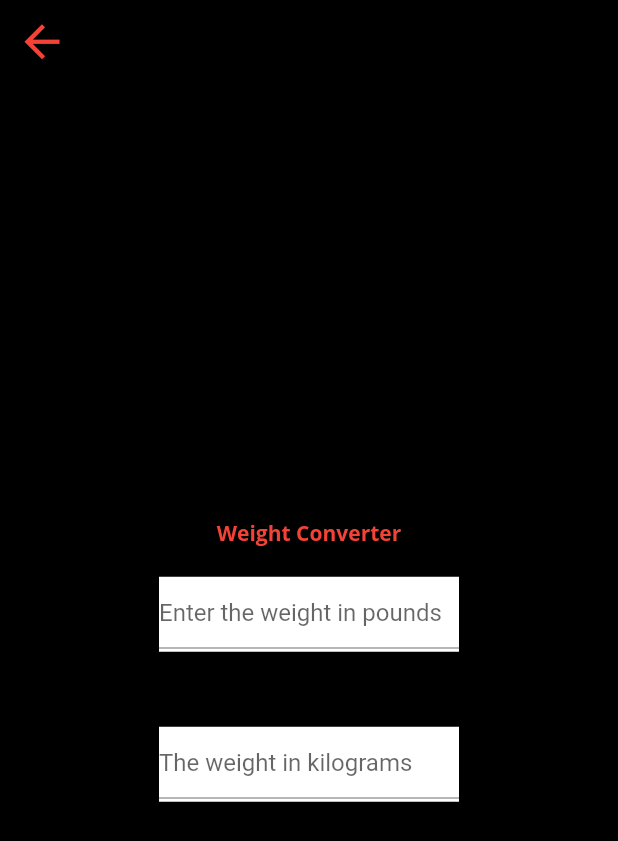
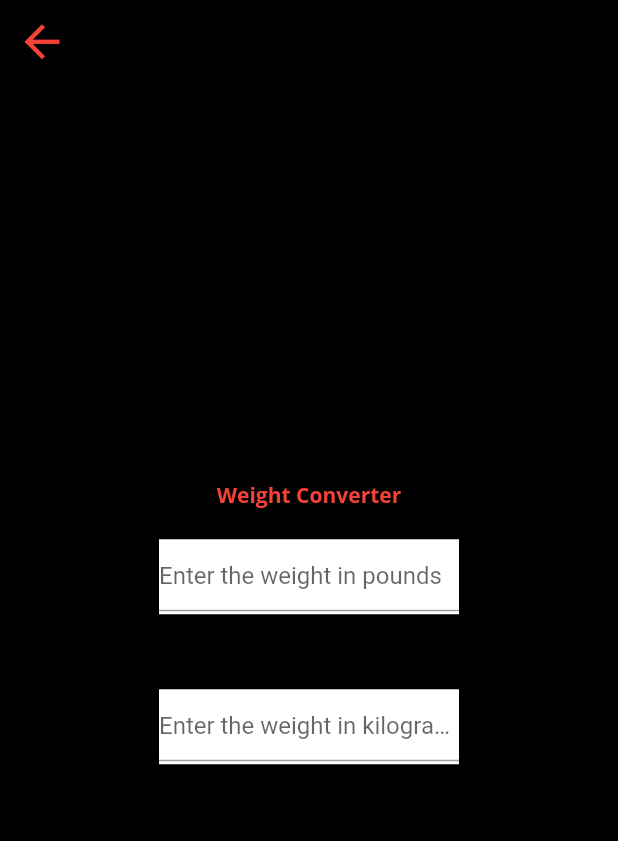
Before and after one commit to AaronRamirez05/Powerlifting-App, a Flutter app: the screen it shows once a user with an empty profile is signed in, after a tap on the "fitness center" icon, on a phone screen of 412 x 824 dp. Shown: the top 841 px of the screen. Run offline on Flutter 3.47's test engine with Material 2 defaults, Android fonts, the phone set to English and light mode, and no system bars; our stand-ins replace cloud_firestore, email_validator, firebase_auth, firebase_core, youtube_player_flutter; accounts and stored records are empty.

Commit message:
Needs to fix text fields and start painting weights

```diff
--- a/powerlifting_app/lib/screens/Home Screen/weightconverter_screen.dart
+++ b/powerlifting_app/lib/screens/Home Screen/weightconverter_screen.dart
@@ -8,12 +8,20 @@ class ConvertScreen extends StatefulWidget {
 
 class _Convert extends State<ConvertScreen> {
   final TextEditingController value = TextEditingController();
-  var kilograms, conversion;
+  final TextEditingController value2 = TextEditingController();
+  var kilograms, conversion, pounds;
 
-  void pounds() {
+  void convert1(value) {
     setState(() {
       kilograms = int.parse(value.text);
       conversion = kilograms * 2.20462;
+    });
+  }
+
+  void convert2(value2) {
+    setState(() {
+      pounds = int.parse(value2.text);
+      conversion = pounds / 2.20462;
     });
   }
 
@@ -52,27 +60,54 @@ class _Convert extends State<ConvertScreen> {
                     color: Colors.white,
                     height: 50,
                     width: 200,
-                    child: TextField(
+                    child: TextFormField(
                         controller: value,
                         keyboardType: TextInputType.number,
                         decoration: InputDecoration(
-                            hintText: 'Enter the weight in pounds'))
+                            hintText: 'Enter the weight in pounds'),
+                        onChanged: (value) {
+                          convert1(value);
+                        },)
                 ),
                 SizedBox(height: 50),
                 Container(
                     color: Colors.white,
                     height: 50,
                     width: 200,
-                    child: TextField(
+                    child: TextFormField(
+                        controller: value2,
+                        keyboardType: TextInputType.number,
                         decoration: InputDecoration(
-                            hintText: 'The weight in kilograms'),
-                        onChanged: (text) {
-                          print('($conversion) kg');
-                        },)
+                            hintText: 'Enter the weight in kilograms'),
+                        onChanged: (value2) {
+                          convert2(value2);
+                        })
                 ),
+                SizedBox(height: 50),
+                Container(
+                  child: CustomPaint(
+                    foregroundPainter: WeightPainter(),
+                  )
+                )
               ],
             ),
           )),
         ));
   }
 }
+
+class WeightPainter extends CustomPainter {
+  @override
+  void paint(Canvas canvas, Size size) {
+    final weight = Paint()..strokeWidth = 20..color = Colors.red;
+
+    canvas.drawLine(
+      Offset(size.width * 1/2, size.height * 1/6),
+      Offset(size.width * 1/2, size.height * 2/3),
+      weight,
+      );
+  }
+
+  @override
+  bool shouldRepaint(CustomPainter oldDelegate) => false;
+}
```
